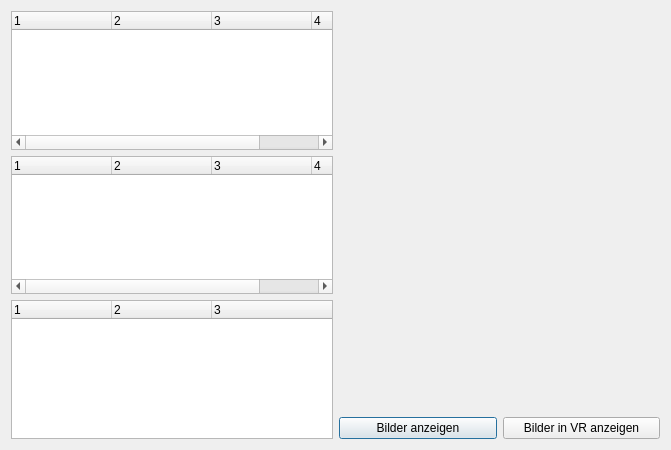
Qt form menu.ui (VRLAB-HSKL/VirtualRadiologyData) before a commit.
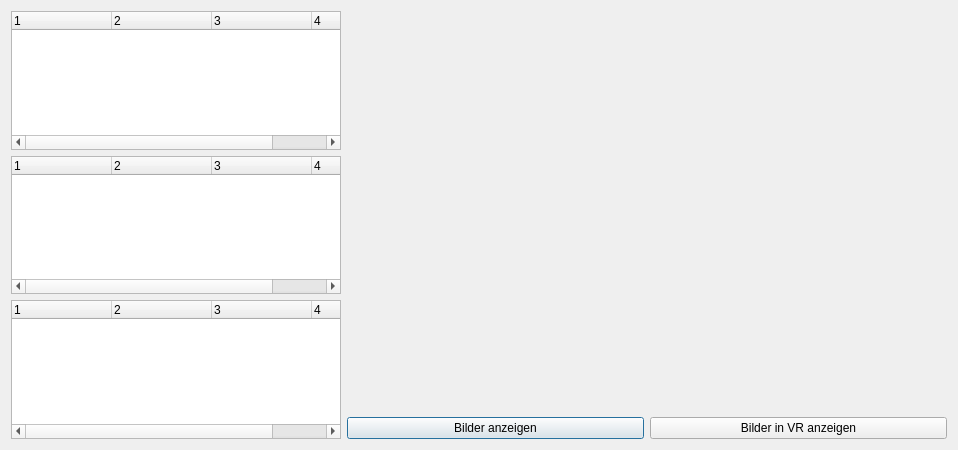
The same form after that commit.

Diff of the .ui file:
```diff
--- a/menu.ui
+++ b/menu.ui
@@ -18,6 +18,12 @@
     <layout class="QVBoxLayout" name="verticalLayout">
      <item>
       <widget class="QTreeWidget" name="patienttree">
+       <property name="minimumSize">
+        <size>
+         <width>330</width>
+         <height>0</height>
+        </size>
+       </property>
        <property name="columnCount">
         <number>4</number>
        </property>
@@ -73,7 +79,7 @@
      <item>
       <widget class="QTreeWidget" name="seriestree">
        <property name="columnCount">
-        <number>3</number>
+        <number>4</number>
        </property>
        <column>
         <property name="text">
@@ -90,6 +96,11 @@
          <string notr="true">3</string>
         </property>
        </column>
+       <column>
+        <property name="text">
+         <string notr="true">4</string>
+        </property>
+       </column>
       </widget>
      </item>
     </layout>
@@ -104,9 +115,18 @@
          <verstretch>0</verstretch>
         </sizepolicy>
        </property>
+       <property name="minimumSize">
+        <size>
+         <width>600</width>
+         <height>0</height>
+        </size>
+       </property>
        <property name="text">
         <string/>
        </property>
+       <property name="alignment">
+        <set>Qt::AlignLeading|Qt::AlignLeft|Qt::AlignTop</set>
+       </property>
       </widget>
      </item>
      <item>
```
